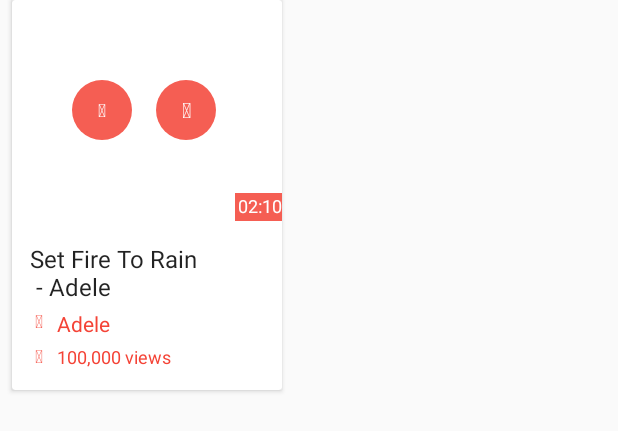
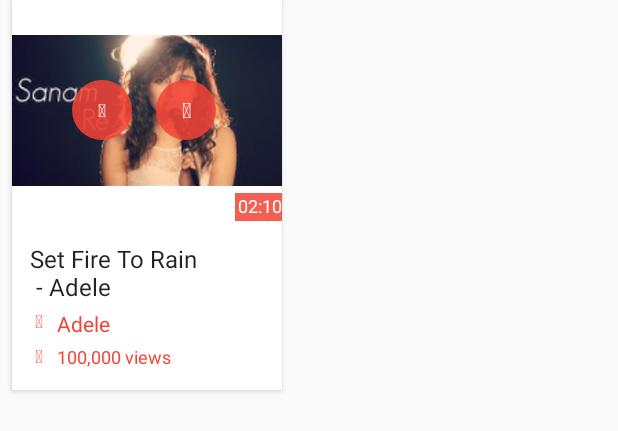
Before and after one commit to hmkcode/Android, an Android app: the layout song_card.xml on its own in the app's theme, with its tools: preview values and no code run, on a phone screen of 412 x 824 dp. Shown: the top 431 px of the screen. Run offline under Robolectric (Android 15) with nearby library versions, the phone set to English and light mode, and no system bars.

```diff
--- a/MyApplication/app/src/main/java/simple/musicgenie/Home.java
+++ b/MyApplication/app/src/main/java/simple/musicgenie/Home.java
@@ -257,6 +257,7 @@ public class Home extends AppCompatActivity {
         mRecyclerAdapter = ResulstsRecyclerAdapter.getInstance(this);
         mRecyclerView.setLayoutManager(layoutManager);
         progressBar = (ProgressBar) findViewById(R.id.homeProgressBar);
+        progressBarMsgPanel = (TextView) findViewById(R.id.ProgressMsgPanel);
         swipeRefressLayout.setColorSchemeColors(getResources().getColor(R.color.PrimaryColor), Color.WHITE);
         swipeRefressLayout.setOnRefreshListener(new SwipeRefreshLayout.OnRefreshListener() {
             @Override
--- a/MyApplication/app/src/main/res/layout/activity_home.xml
+++ b/MyApplication/app/src/main/res/layout/activity_home.xml
@@ -8,8 +8,8 @@
 
     <com.arlib.floatingsearchview.FloatingSearchView
         android:paddingTop="10dp"
-        android:layout_marginLeft="5dp"
-        android:layout_marginRight="5dp"
+        android:layout_marginLeft="0dp"
+        android:layout_marginRight="0dp"
         android:id="@+id/floating_search_view"
         android:layout_width="match_parent"
         android:layout_height="match_parent"
--- a/MyApplication/app/src/main/res/layout/content_layout_main.xml
+++ b/MyApplication/app/src/main/res/layout/content_layout_main.xml
@@ -42,7 +42,7 @@
 
     <TextView
         android:layout_marginTop="16dp"
-        android:textSize="20sp"
+        android:textSize="@dimen/progress_bar_message_panel_text_size"
         android:layout_centerHorizontal="true"
         android:text="Refressing Your Content"
         android:layout_below="@+id/homeProgressBar"
--- a/MyApplication/app/src/main/res/layout/song_card.xml
+++ b/MyApplication/app/src/main/res/layout/song_card.xml
@@ -8,8 +8,8 @@
     android:layout_marginLeft="@dimen/song_card_margin_left"
     android:layout_marginRight="@dimen/song_card_margin_right"
     android:background="@color/PrimaryColor"
-    android:elevation="1dp"
-    cardView:cardCornerRadius="2dp">
+    android:elevation="0dp"
+    cardView:cardCornerRadius="1dp">
     <RelativeLayout
         android:layout_width="match_parent"
         android:layout_height="wrap_content">
@@ -20,6 +20,7 @@
             android:layout_height="wrap_content">
 
             <ImageView
+                android:src="@drawable/hqdefault"
                 android:id="@+id/Videothumbnail"
                 android:layout_width="match_parent"
                 android:layout_height="@dimen/song_thumb_height" />
--- a/MyApplication/app/src/main/res/values-land/dimens.xml
+++ b/MyApplication/app/src/main/res/values-land/dimens.xml
@@ -71,7 +71,7 @@
     <dimen name="section_title_underline_margin_top">6dp</dimen>
     <dimen name="section_title_underline_width">30dp</dimen>
     <dimen name="section_title_underline_height">1.5dp</dimen>
-
+    <dimen name="progress_bar_message_panel_text_size">16sp</dimen>
 
 
 </resources>
--- a/MyApplication/app/src/main/res/values-sw600dp-land/dimens.xml
+++ b/MyApplication/app/src/main/res/values-sw600dp-land/dimens.xml
@@ -73,5 +73,6 @@
     <dimen name="section_title_underline_margin_top">6dp</dimen>
     <dimen name="section_title_underline_width">30dp</dimen>
     <dimen name="section_title_underline_height">1.5dp</dimen>
+    <dimen name="progress_bar_message_panel_text_size">16sp</dimen>
 
 </resources>
--- a/MyApplication/app/src/main/res/values-sw600dp/dimens.xml
+++ b/MyApplication/app/src/main/res/values-sw600dp/dimens.xml
@@ -71,5 +71,6 @@
     <dimen name="section_title_underline_margin_top">6dp</dimen>
     <dimen name="section_title_underline_width">30dp</dimen>
     <dimen name="section_title_underline_height">1.5dp</dimen>
+    <dimen name="progress_bar_message_panel_text_size">16sp</dimen>
 
 </resources>
--- /dev/null
+++ b/MyApplication/app/src/main/res/values-v11/dimens.xml
@@ -0,0 +1,4 @@
+<?xml version="1.0" encoding="utf-8"?>
+<resources>
+    <dimen name="progress_bar_message_panel_text_size">16sp</dimen>
+</resources>
--- a/MyApplication/app/src/main/res/values-w820dp/dimens.xml
+++ b/MyApplication/app/src/main/res/values-w820dp/dimens.xml
@@ -4,5 +4,6 @@
          (such as screen margins) for screens with more than 820dp of available width. This
          would include 7" and 10" devices in landscape (~960dp and ~1280dp respectively). -->
     <dimen name="activity_horizontal_margin">64dp</dimen>
+    <dimen name="progress_bar_message_panel_text_size">16sp</dimen>
 
 </resources>
--- a/MyApplication/app/src/main/res/values/dimens.xml
+++ b/MyApplication/app/src/main/res/values/dimens.xml
@@ -79,6 +79,7 @@
     <!-- Per the design guidelines, navigation drawers should be between 240dp and 320dp:
          https://developer.android.com/design/patterns/navigation-drawer.html -->
     <dimen name="navigation_drawer_width">240dp</dimen>
+    <dimen name="progress_bar_message_panel_text_size">16sp</dimen>
 
 
 </resources>
```
Also changed, not shown: MyApplication/app/src/main/java/simple/musicgenie/ResulstsRecyclerAdapter.java (+18 -0 lines).
